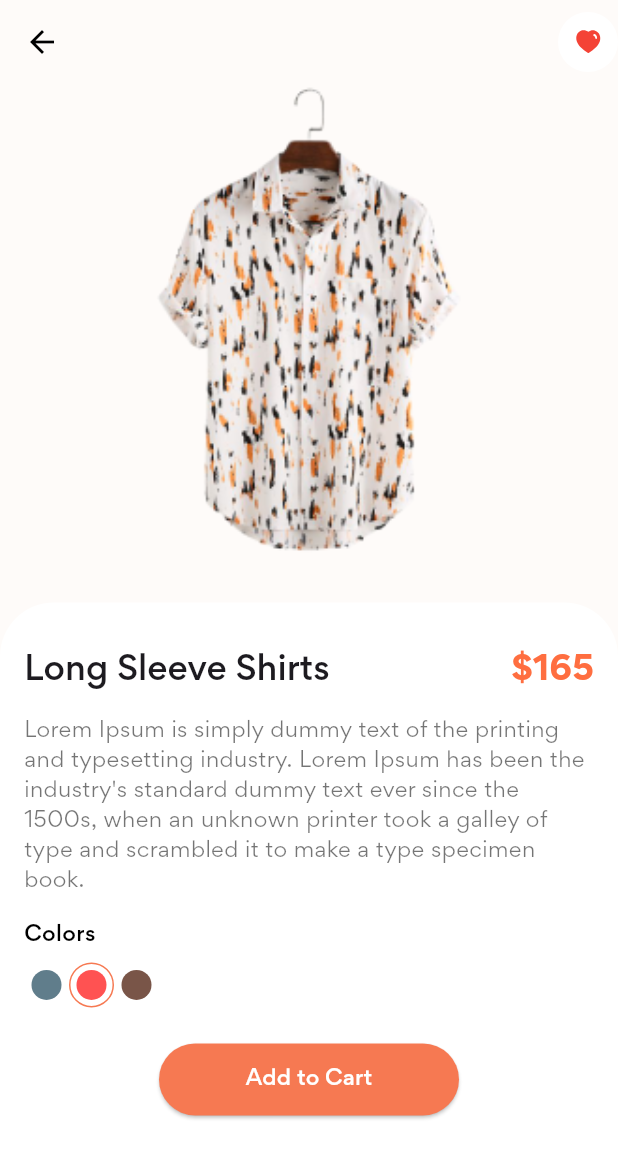
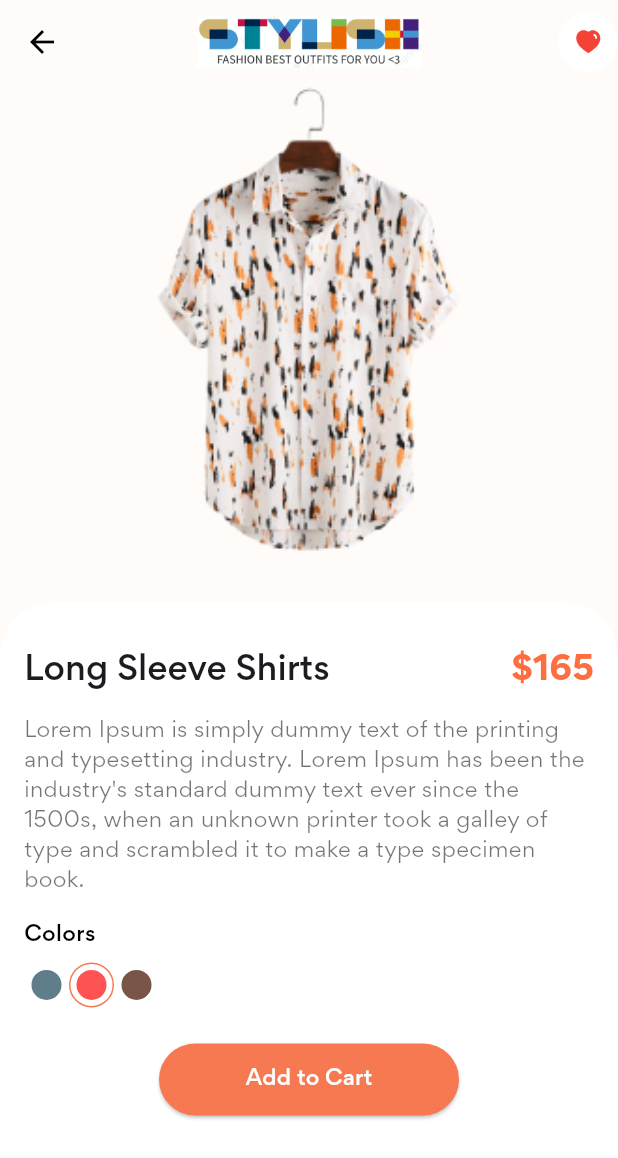
Before and after one commit to The-Naveen-Chandra/Stylish-App, a Flutter app: the screen it shows after launch, after a tap on "Long Sleeve Shirts", on a phone screen of 412 x 824 dp. Shown: the top 1158 px of the screen. Run offline on Flutter 3.47's test engine with Material 2 defaults, Android fonts, the phone set to English and light mode, and no system bars; our stand-ins replace flutter_svg.

Commit message:
Change in Styling

```diff
--- a/lib/screens/details/details_screen.dart
+++ b/lib/screens/details/details_screen.dart
@@ -22,6 +22,11 @@ class DetailScreen extends StatelessWidget {
         leading: const BackButton(
           color: Colors.black,
         ),
+        title: Image.asset(
+          'assets/images/logo.png',
+          width: 150.0,
+        ),
+        centerTitle: true,
         actions: [
           CircleAvatar(
             backgroundColor: Colors.white,
--- a/lib/screens/home/home_screen.dart
+++ b/lib/screens/home/home_screen.dart
@@ -45,12 +45,19 @@ class HomeScreen extends StatelessWidget {
         child: Column(
           crossAxisAlignment: CrossAxisAlignment.start,
           children: [
-            Text(
-              "Explore",
-              style: Theme.of(context)
-                  .textTheme
-                  .headlineLarge!
-                  .copyWith(fontWeight: FontWeight.w500, color: Colors.black),
+            Row(
+              mainAxisAlignment: MainAxisAlignment.spaceBetween,
+              children: [
+                Text(
+                  "Explore",
+                  style: Theme.of(context).textTheme.headlineLarge!.copyWith(
+                      fontWeight: FontWeight.w500, color: Colors.black),
+                ),
+                Image.asset(
+                  'assets/images/logo.png',
+                  width: 150.0,
+                ),
+              ],
             ),
             const Text(
               "Best outfits for you <3",
```
